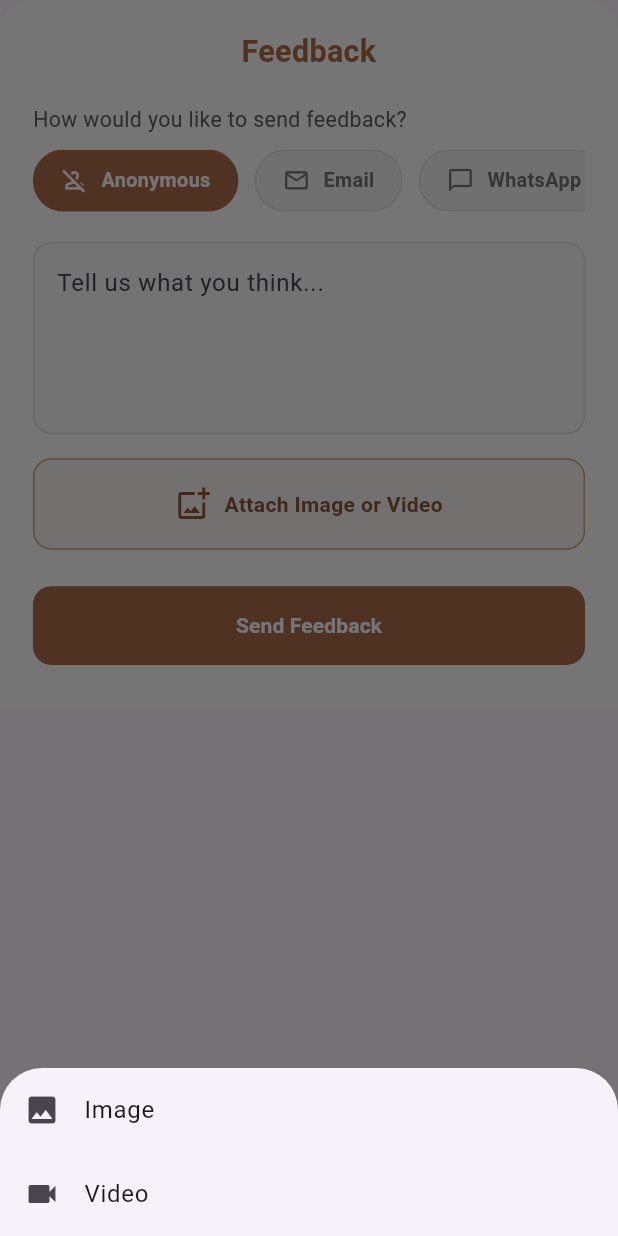
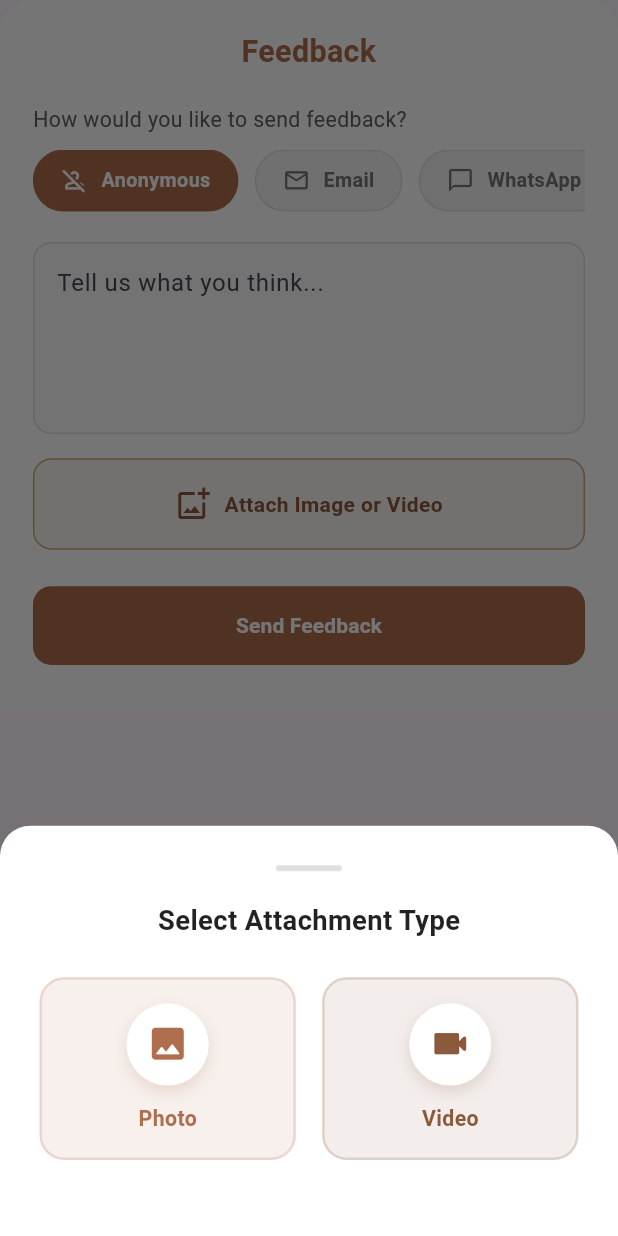
Before and after one commit to h0996g/h0996g.github.io, a Flutter app: the FeedbackBottomSheet widget shown alone on an empty page, opened directly, after a tap on "Attach Image or Video", on a phone screen of 412 x 824 dp. Run offline on Flutter 3.47's test engine with Material 3 defaults, Android fonts, the light colour scheme and no system bars; our stand-ins replace device_info_plus, dio, equatable, flutter_bloc, flutter_dotenv, flutter_screenutil and 4 more; accounts and stored records are empty.

Commit message:
feat: Collect device and app information for feedback submissions and enhance media picker bottom sheet UI.

```diff
--- a/lib/Feature/Feedback/presentation/views/widgets/feedback_bottom_sheet.dart
+++ b/lib/Feature/Feedback/presentation/views/widgets/feedback_bottom_sheet.dart
@@ -22,15 +22,43 @@ class _FeedbackBottomSheetState extends State<FeedbackBottomSheet> {
   final ImagePicker _picker = ImagePicker();
 
   Future<void> _pickMedia() async {
-    // Show dialog to pick Image or Video
     showModalBottomSheet(
       context: context,
-      builder: (context) => SafeArea(
-        child: Wrap(
+      backgroundColor: Colors.transparent,
+      builder: (context) => Container(
+        decoration: BoxDecoration(
+          color: Colors.white,
+          borderRadius: BorderRadius.vertical(top: Radius.circular(20.r)),
+        ),
+        padding: EdgeInsets.all(24.w),
+        child: Column(
+          mainAxisSize: MainAxisSize.min,
           children: [
-            ListTile(
-              leading: const Icon(Icons.image),
-              title: const Text('Image'),
+            Container(
+              width: 40.w,
+              height: 4.h,
+              decoration: BoxDecoration(
+                color: Colors.grey[300],
+                borderRadius: BorderRadius.circular(2.r),
+              ),
+            ),
+            SizedBox(height: 20.h),
+            Text(
+              'Select Attachment Type',
+              style: TextStyle(
+                fontSize: 18.sp,
+                fontWeight: FontWeight.bold,
+                color: Colors.black87,
+              ),
+            ),
+            SizedBox(height: 24.h),
+            Row(
+              children: [
+                Expanded(
+                  child: _MediaOptionCard(
+                    icon: Icons.image_rounded,
+                    label: 'Photo',
+                    color: AppColors.primary,
                     onTap: () async {
                       Navigator.pop(context);
                       final XFile? image = await _picker.pickImage(
@@ -41,9 +69,13 @@ class _FeedbackBottomSheetState extends State<FeedbackBottomSheet> {
                       }
                     },
                   ),
-            ListTile(
-              leading: const Icon(Icons.videocam),
-              title: const Text('Video'),
+                ),
+                SizedBox(width: 16.w),
+                Expanded(
+                  child: _MediaOptionCard(
+                    icon: Icons.videocam_rounded,
+                    label: 'Video',
+                    color: AppColors.third,
                     onTap: () async {
                       Navigator.pop(context);
                       final XFile? video = await _picker.pickVideo(
@@ -54,6 +86,10 @@ class _FeedbackBottomSheetState extends State<FeedbackBottomSheet> {
                       }
                     },
                   ),
+                ),
+              ],
+            ),
+            SizedBox(height: 24.h),
           ],
         ),
       ),
@@ -390,3 +426,61 @@ class _SelectionChip extends StatelessWidget {
     );
   }
 }
+
+class _MediaOptionCard extends StatelessWidget {
+  final IconData icon;
+  final String label;
+  final Color color;
+  final VoidCallback onTap;
+
+  const _MediaOptionCard({
+    required this.icon,
+    required this.label,
+    required this.color,
+    required this.onTap,
+  });
+
+  @override
+  Widget build(BuildContext context) {
+    return GestureDetector(
+      onTap: onTap,
+      child: Container(
+        height: 120.h,
+        decoration: BoxDecoration(
+          color: color.withValues(alpha: 0.1),
+          borderRadius: BorderRadius.circular(16.r),
+          border: Border.all(color: color.withValues(alpha: 0.2), width: 1.5.w),
+        ),
+        child: Column(
+          mainAxisAlignment: MainAxisAlignment.center,
+          children: [
+            Container(
+              padding: EdgeInsets.all(12.w),
+              decoration: BoxDecoration(
+                color: Colors.white,
+                shape: BoxShape.circle,
+                boxShadow: [
+                  BoxShadow(
+                    color: color.withValues(alpha: 0.2),
+                    blurRadius: 8.r,
+                    offset: Offset(0, 4.h),
+                  ),
+                ],
+              ),
+              child: Icon(icon, color: color, size: 28.sp),
+            ),
+            SizedBox(height: 12.h),
+            Text(
+              label,
+              style: TextStyle(
+                fontSize: 14.sp,
+                fontWeight: FontWeight.bold,
+                color: color,
+              ),
+            ),
+          ],
+        ),
+      ),
+    );
+  }
+}
--- a/pubspec.yaml
+++ b/pubspec.yaml
@@ -43,6 +43,8 @@ dependencies:
   flutter_dotenv: ^6.0.0
   url_launcher: ^6.3.2
   image_picker: ^1.2.1
+  device_info_plus: ^12.3.0
+  package_info_plus: ^9.0.0
 
 dev_dependencies:
   flutter_test:
```
Also changed, not shown: lib/Feature/Feedback/presentation/manager/feedback_cubit.dart (+43 -0 lines), pubspec.lock, 2 other files. Lines whose indentation alone changed are shown as unchanged.
